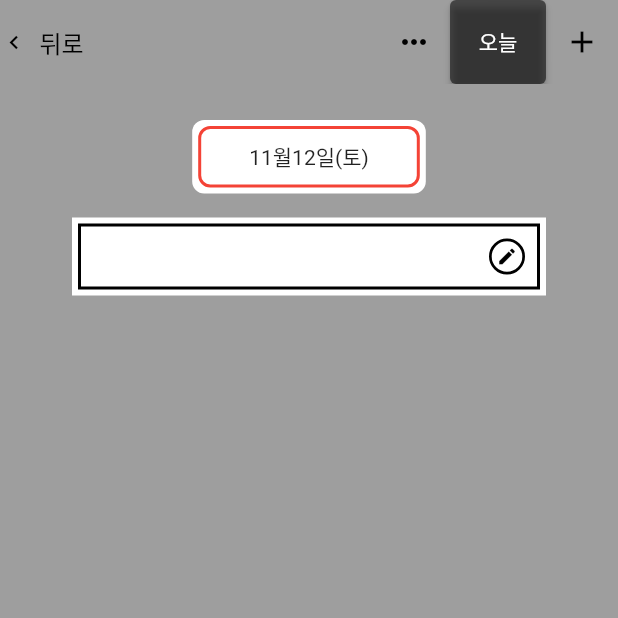
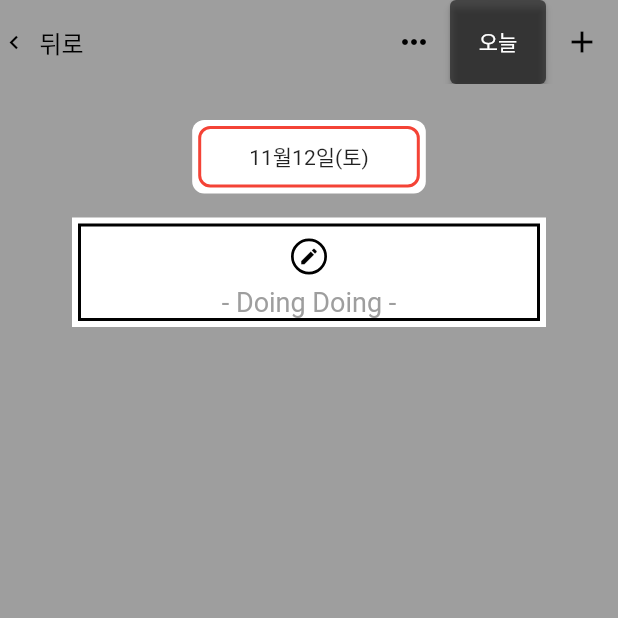
Before and after one commit to MinJa-e/doingdoing_clone, a Flutter app: the screen it shows after launch, on a phone screen of 412 x 824 dp, the top half of it. Run offline on Flutter 3.47's test engine with Material 2 defaults, Android fonts, the phone set to English and light mode, and no system bars.

Commit message:
두잉두잉 클론 - 메모지 디자인ing > 타이틀까지

```diff
--- a/lib/main.dart
+++ b/lib/main.dart
@@ -113,7 +113,10 @@ class _MyHomePageState extends State<MyHomePage> {
                   decoration: BoxDecoration(
                     border: Border.all(color: Colors.black, width: 2.0),
                   ),
-                  child: Container(
+                  child: Column(
+                      //mainAxisAlignment: MainAxisAlignment.center, // 정렬
+                      children: <Widget>[
+                        Container(
                           // 아이콘 테두리용
                           width: 24.0,
                           height: 24.0,
@@ -131,6 +134,15 @@ class _MyHomePageState extends State<MyHomePage> {
                             ),
                           ),
                         ),
+                        Container(
+                          alignment: Alignment.center,
+                          child: Text(
+                            "- Doing Doing -",
+                            style:
+                                TextStyle(fontSize: 18.0, color: Colors.grey),
+                          ),
+                        ),
+                      ]),
                 ),
                 decoration: BoxDecoration(
                   color: Colors.white,
```
Lines whose indentation alone changed are shown as unchanged.
